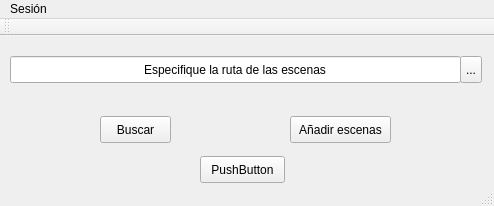
Qt form adminwindow.ui (Tonatiu/module_coordinates) before a commit.
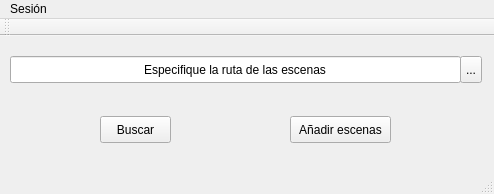
The same form after that commit.

Patch:
```diff
--- a/adminwindow.ui
+++ b/adminwindow.ui
@@ -7,7 +7,7 @@
     <x>0</x>
     <y>0</y>
     <width>494</width>
-    <height>206</height>
+    <height>194</height>
    </rect>
   </property>
   <property name="windowTitle">
@@ -69,19 +69,6 @@
      <string>...</string>
     </property>
    </widget>
-   <widget class="QPushButton" name="pushButton">
-    <property name="geometry">
-     <rect>
-      <x>200</x>
-      <y>120</y>
-      <width>85</width>
-      <height>27</height>
-     </rect>
-    </property>
-    <property name="text">
-     <string>PushButton</string>
-    </property>
-   </widget>
   </widget>
   <widget class="QMenuBar" name="menuBar">
    <property name="geometry">
```
Left out of the diff: 2 changed lines with no effect on the pictures.
